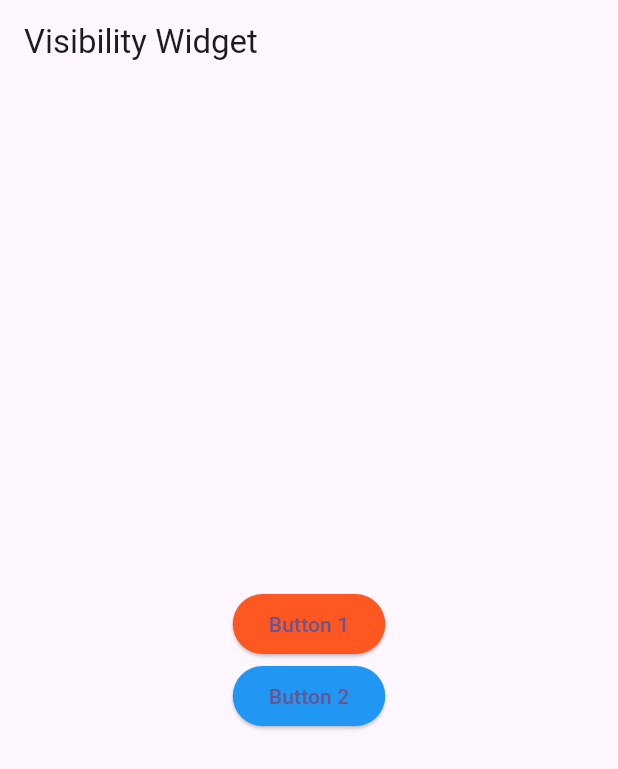
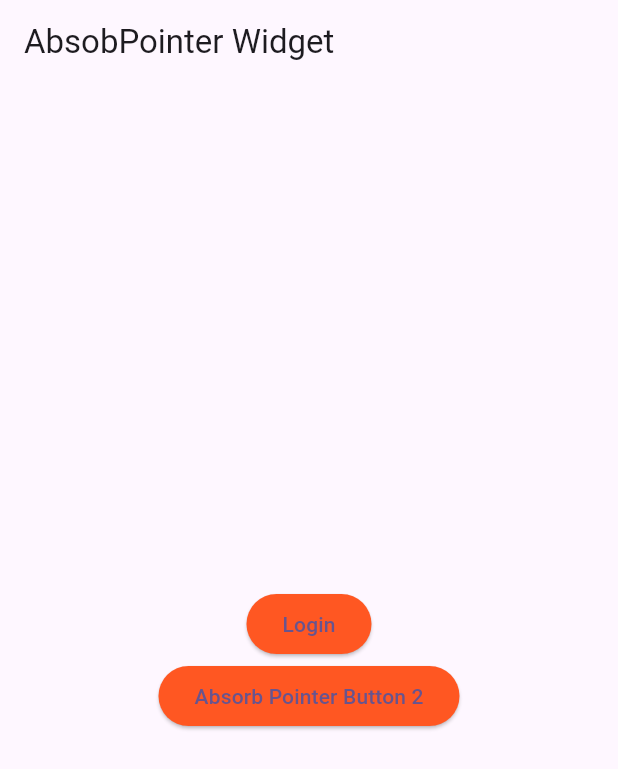
Before and after one commit to deva02ashish/Flutter_widget, a Flutter app: the screen it shows after launch, on a phone screen of 412 x 824 dp. Shown: the top 769 px of the screen. Run offline on Flutter 3.47's test engine with Material 3 defaults, Android fonts, the phone set to English and light mode, and no system bars.

Commit message:
absorb pointer

```diff
--- /dev/null
+++ b/lib/flutter_widget/absorbe_poniter_widget.dart
@@ -0,0 +1,41 @@
+
+import 'package:flutter/material.dart';
+
+class AbsorbPointerWidget extends StatelessWidget {
+  const AbsorbPointerWidget({super.key});
+
+  @override
+  Widget build(BuildContext context) {
+    return Scaffold(
+      appBar: AppBar(
+        title:  Text("AbsobPointer Widget"),
+      ),
+      body: Center(
+        child: Column(
+          mainAxisAlignment: MainAxisAlignment.center,
+          children: [
+            AbsorbPointer(
+              absorbing: true,
+              child: Column(
+                children: [
+                  ElevatedButton(
+                      style: ButtonStyle(
+                          overlayColor: WidgetStateProperty.all(Colors.blue),
+                          backgroundColor: WidgetStateProperty.all(Colors.deepOrange)
+                      ),
+                      onPressed: (){}, child: const Text("Login")),
+                  ElevatedButton(
+                      style: ButtonStyle(
+                          overlayColor: WidgetStateProperty.all(Colors.teal),
+                          backgroundColor: WidgetStateProperty.all(Colors.deepOrange)
+                      ),
+                      onPressed: (){}, child: const Text("Absorb Pointer Button 2"))
+                ],
+              ),
+            ),
+          ],
+        ),
+      ),
+    );
+  }
+}
--- a/lib/flutter_widget/visibilty_widget.dart
+++ b/lib/flutter_widget/visibilty_widget.dart
@@ -9,7 +9,6 @@ class VisibilityWidget extends StatefulWidget {
 
 class _VisibilityWidgetState extends State<VisibilityWidget> {
   bool isButton1visible=true;
-
   bool isButton2visible=true;
 
   @override
--- a/lib/main.dart
+++ b/lib/main.dart
@@ -1,10 +1,5 @@
 import 'package:flutter/material.dart';
-import 'package:flutter_widget/flutter_widget/container_widget.dart';
-import 'package:flutter_widget/flutter_widget/flexible_expended_widget.dart';
-import 'package:flutter_widget/flutter_widget/listview_listiew_builder_widget.dart';
-import 'package:flutter_widget/flutter_widget/rich_text_widget.dart';
-import 'package:flutter_widget/flutter_widget/row_column_widget.dart';
-import 'package:flutter_widget/flutter_widget/text_widget.dart';
+import 'package:flutter_widget/flutter_widget/absorbe_poniter_widget.dart';
 import 'package:flutter_widget/flutter_widget/visibilty_widget.dart';
 
 
@@ -25,7 +20,7 @@ class MyApp extends StatelessWidget {
         colorScheme: ColorScheme.fromSeed(seedColor: Colors.deepPurple),
         useMaterial3: true,
       ),
-      home: VisibilityWidget(),
+      home: AbsorbPointerWidget(),
     );
   }
 }
```
